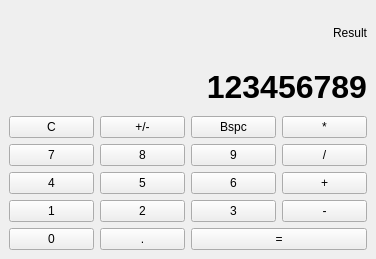
Before: the Qt Designer form test_app.ui in daiman444/qt_calc, drawn with Qt 5.
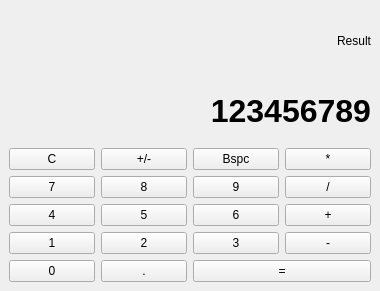
After: the same form once the commit is applied.

```diff
--- a/test_app.ui
+++ b/test_app.ui
@@ -6,8 +6,8 @@
    <rect>
     <x>0</x>
     <y>0</y>
-    <width>376</width>
-    <height>259</height>
+    <width>380</width>
+    <height>291</height>
    </rect>
   </property>
   <property name="windowTitle">
@@ -17,134 +17,20 @@
    <string notr="true"/>
   </property>
   <widget class="QWidget" name="centralwidget">
-   <layout class="QGridLayout" name="gridLayout">
-    <item row="6" column="3" colspan="2">
-     <widget class="QPushButton" name="pb_eq">
+   <layout class="QVBoxLayout" name="verticalLayout_2">
+    <item>
+     <layout class="QVBoxLayout" name="verticalLayout">
+      <item>
+       <widget class="QLabel" name="lbl_result">
       <property name="text">
-       <string>=</string>
-      </property>
-     </widget>
-    </item>
-    <item row="3" column="2">
-     <widget class="QPushButton" name="pb_n8">
-      <property name="text">
-       <string>8</string>
+         <string>Result</string>
+        </property>
+        <property name="alignment">
+         <set>Qt::AlignRight|Qt::AlignTrailing|Qt::AlignVCenter</set>
       </property>
      </widget>
     </item>
-    <item row="6" column="2">
-     <widget class="QPushButton" name="pb_point">
-      <property name="text">
-       <string>.</string>
-      </property>
-     </widget>
-    </item>
-    <item row="4" column="1">
-     <widget class="QPushButton" name="pb_n4">
-      <property name="text">
-       <string>4</string>
-      </property>
-     </widget>
-    </item>
-    <item row="4" column="3">
-     <widget class="QPushButton" name="pb_n6">
-      <property name="text">
-       <string>6</string>
-      </property>
-     </widget>
-    </item>
-    <item row="5" column="3">
-     <widget class="QPushButton" name="pb_n3">
-      <property name="text">
-       <string>3</string>
-      </property>
-     </widget>
-    </item>
-    <item row="2" column="4">
-     <widget class="QPushButton" name="pb_multiply">
-      <property name="text">
-       <string>*</string>
-      </property>
-     </widget>
-    </item>
-    <item row="3" column="3">
-     <widget class="QPushButton" name="pb_n9">
-      <property name="text">
-       <string>9</string>
-      </property>
-     </widget>
-    </item>
-    <item row="3" column="4">
-     <widget class="QPushButton" name="pb_div">
-      <property name="text">
-       <string>/</string>
-      </property>
-     </widget>
-    </item>
-    <item row="4" column="2">
-     <widget class="QPushButton" name="pb_n5">
-      <property name="text">
-       <string>5</string>
-      </property>
-     </widget>
-    </item>
-    <item row="5" column="1">
-     <widget class="QPushButton" name="pb_n1">
-      <property name="text">
-       <string>1</string>
-      </property>
-     </widget>
-    </item>
-    <item row="2" column="3">
-     <widget class="QPushButton" name="pb_bspc">
-      <property name="text">
-       <string>Bspc</string>
-      </property>
-     </widget>
-    </item>
-    <item row="6" column="1">
-     <widget class="QPushButton" name="pb_n0">
-      <property name="text">
-       <string>0</string>
-      </property>
-     </widget>
-    </item>
-    <item row="5" column="4">
-     <widget class="QPushButton" name="pb_minus">
-      <property name="text">
-       <string>-</string>
-      </property>
-     </widget>
-    </item>
-    <item row="3" column="1">
-     <widget class="QPushButton" name="pb_n7">
-      <property name="text">
-       <string>7</string>
-      </property>
-     </widget>
-    </item>
-    <item row="2" column="1">
-     <widget class="QPushButton" name="pb_clear">
-      <property name="text">
-       <string>C</string>
-      </property>
-     </widget>
-    </item>
-    <item row="4" column="4">
-     <widget class="QPushButton" name="pb_plus">
-      <property name="text">
-       <string>+</string>
-      </property>
-     </widget>
-    </item>
-    <item row="5" column="2">
-     <widget class="QPushButton" name="pb_n2">
-      <property name="text">
-       <string>2</string>
-      </property>
-     </widget>
-    </item>
-    <item row="1" column="1" colspan="4">
+      <item>
      <widget class="QLabel" name="lbl_input">
       <property name="maximumSize">
        <size>
@@ -170,22 +56,144 @@
       </property>
      </widget>
     </item>
-    <item row="2" column="2">
+      <item>
+       <layout class="QGridLayout" name="gridLayout">
+        <item row="0" column="3">
+         <widget class="QPushButton" name="pb_multiply">
+          <property name="text">
+           <string>*</string>
+          </property>
+         </widget>
+        </item>
+        <item row="2" column="0">
+         <widget class="QPushButton" name="pb_n4">
+          <property name="text">
+           <string>4</string>
+          </property>
+         </widget>
+        </item>
+        <item row="0" column="2">
+         <widget class="QPushButton" name="pb_bspc">
+          <property name="text">
+           <string>Bspc</string>
+          </property>
+         </widget>
+        </item>
+        <item row="3" column="0">
+         <widget class="QPushButton" name="pb_n1">
+          <property name="text">
+           <string>1</string>
+          </property>
+         </widget>
+        </item>
+        <item row="1" column="0">
+         <widget class="QPushButton" name="pb_n7">
+          <property name="text">
+           <string>7</string>
+          </property>
+         </widget>
+        </item>
+        <item row="0" column="0">
+         <widget class="QPushButton" name="pb_clear">
+          <property name="text">
+           <string>C</string>
+          </property>
+         </widget>
+        </item>
+        <item row="0" column="1">
      <widget class="QPushButton" name="pb_sign_change">
       <property name="text">
        <string>+/-</string>
       </property>
      </widget>
     </item>
-    <item row="0" column="1" colspan="4">
-     <widget class="QLabel" name="lbl_result">
+        <item row="4" column="0">
+         <widget class="QPushButton" name="pb_n0">
       <property name="text">
-       <string>Result</string>
-      </property>
-      <property name="alignment">
-       <set>Qt::AlignRight|Qt::AlignTrailing|Qt::AlignVCenter</set>
-      </property>
-     </widget>
+           <string>0</string>
+          </property>
+         </widget>
+        </item>
+        <item row="1" column="1">
+         <widget class="QPushButton" name="pb_n8">
+          <property name="text">
+           <string>8</string>
+          </property>
+         </widget>
+        </item>
+        <item row="2" column="1">
+         <widget class="QPushButton" name="pb_n5">
+          <property name="text">
+           <string>5</string>
+          </property>
+         </widget>
+        </item>
+        <item row="3" column="1">
+         <widget class="QPushButton" name="pb_n2">
+          <property name="text">
+           <string>2</string>
+          </property>
+         </widget>
+        </item>
+        <item row="4" column="1">
+         <widget class="QPushButton" name="pb_point">
+          <property name="text">
+           <string>.</string>
+          </property>
+         </widget>
+        </item>
+        <item row="1" column="2">
+         <widget class="QPushButton" name="pb_n9">
+          <property name="text">
+           <string>9</string>
+          </property>
+         </widget>
+        </item>
+        <item row="2" column="2">
+         <widget class="QPushButton" name="pb_n6">
+          <property name="text">
+           <string>6</string>
+          </property>
+         </widget>
+        </item>
+        <item row="3" column="2">
+         <widget class="QPushButton" name="pb_n3">
+          <property name="text">
+           <string>3</string>
+          </property>
+         </widget>
+        </item>
+        <item row="1" column="3">
+         <widget class="QPushButton" name="pb_div">
+          <property name="text">
+           <string>/</string>
+          </property>
+         </widget>
+        </item>
+        <item row="2" column="3">
+         <widget class="QPushButton" name="pb_plus">
+          <property name="text">
+           <string>+</string>
+          </property>
+         </widget>
+        </item>
+        <item row="3" column="3">
+         <widget class="QPushButton" name="pb_minus">
+          <property name="text">
+           <string>-</string>
+          </property>
+         </widget>
+        </item>
+        <item row="4" column="2" colspan="2">
+         <widget class="QPushButton" name="pb_eq">
+          <property name="text">
+           <string>=</string>
+          </property>
+         </widget>
+        </item>
+       </layout>
+      </item>
+     </layout>
     </item>
    </layout>
   </widget>
```
Lines whose indentation alone changed are shown as unchanged.
